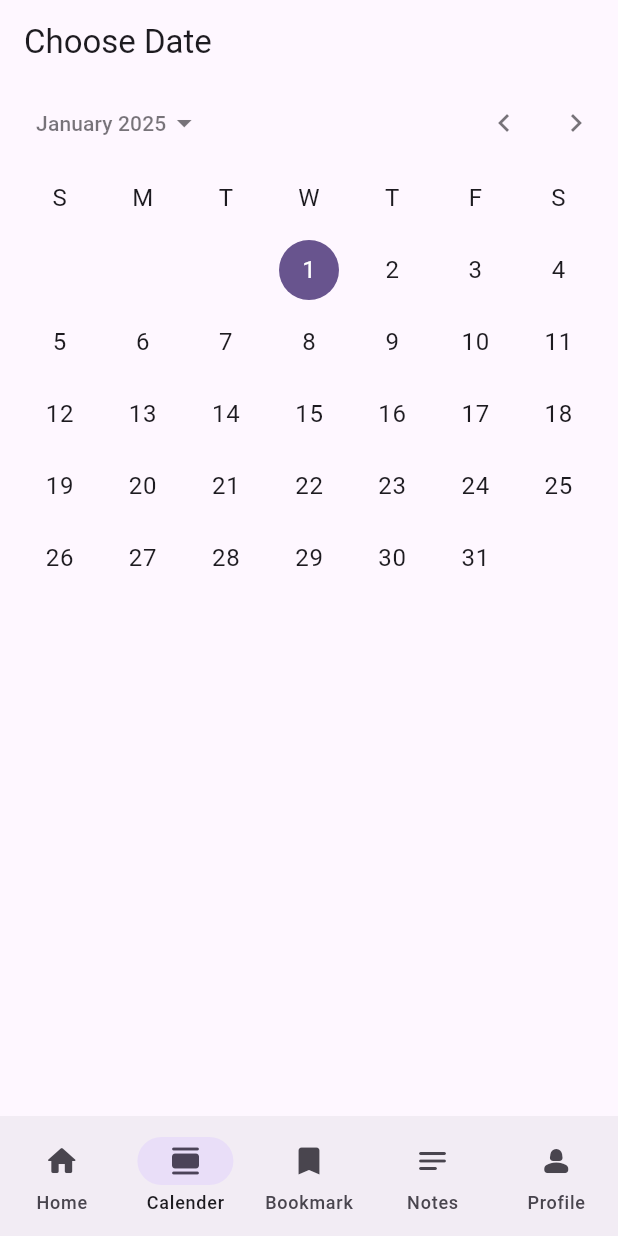
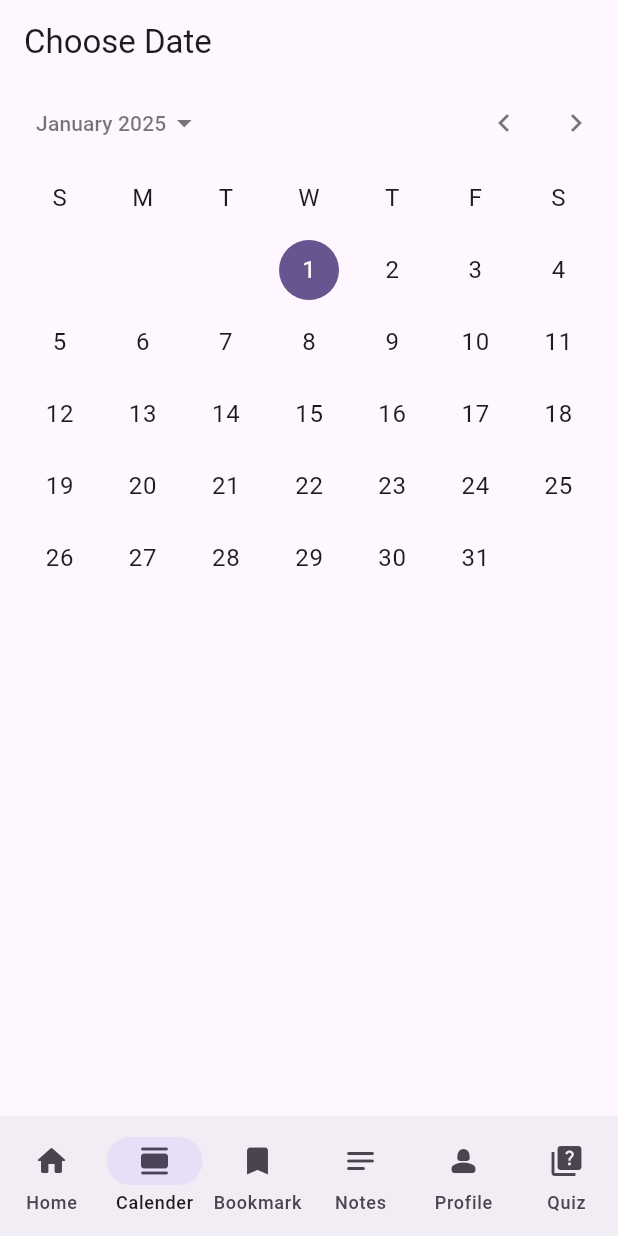
Before and after one commit to Parthan6/news, a Flutter app: the screen it shows after launch, item 2 of the bottom bar chosen, on a phone screen of 412 x 824 dp. Run offline on Flutter 3.47's test engine with Material 3 defaults, Android fonts, the light colour scheme and no system bars; our stand-ins replace carousel_slider, flutter_tts; network calls fail.

Commit message:
quiz added

````diff
--- /dev/null
+++ b/newsdemo/lib/Screens/Quiz_Screen/quiz.dart
@@ -0,0 +1,137 @@
+import 'package:flutter/material.dart';
+import 'dart:convert';
+import 'package:http/http.dart' as http;
+
+class NewsQuizApp extends StatefulWidget {
+  @override
+  _NewsQuizAppState createState() => _NewsQuizAppState();
+}
+
+class _NewsQuizAppState extends State<NewsQuizApp> {
+  List<Map<String, dynamic>> questions = [];
+  int currentQuestion = 0;
+  int score = 0;
+  bool isLoading = true;
+
+  @override
+  void initState() {
+    super.initState();
+    fetchQuestions();
+  }
+
+  Future<void> fetchQuestions() async {
+    const apiKey = "AIzaSyCHeYLQvve5TxznqMmEuEtH7btM1ib-L2I";
+    const url =
+        "https://generativelanguage.googleapis.com/v1beta/models/gemini-2.0-flash:generateContent?key=$apiKey";
+    final response = await http.post(
+      Uri.parse(url),
+      headers: {
+        'Content-Type': 'application/json',
+      },
+      body: jsonEncode({
+        "contents": [
+          {
+            "parts": [
+              {
+                "text":
+                    "Generate 10 multiple-choice questions based on today's latest news, including Indian news. Each question should have 4 options and the correct answer. Provide the output in JSON format."
+              }
+            ]
+          }
+        ]
+      }),
+    );
+
+    print(response.body);
+
+    if (response.statusCode == 200) {
+      final data = jsonDecode(response.body);
+      String rawJson = data["candidates"][0]["content"]["parts"][0]["text"];
+      rawJson = rawJson.replaceAll(RegExp(r'```json|```'), '').trim();
+      final content = jsonDecode(rawJson);
+
+      setState(() {
+        questions = List<Map<String, dynamic>>.from(content);
+        isLoading = false;
+      });
+    } else {
+      setState(() {
+        isLoading = false;
+      });
+    }
+  }
+
+  void checkAnswer(String selectedOption) {
+    if (selectedOption == questions[currentQuestion]['answer']) {
+      score++;
+    }
+    if (currentQuestion < questions.length - 1) {
+      setState(() {
+        currentQuestion++;
+      });
+    } else {
+      showResult();
+    }
+  }
+
+  void showResult() {
+    showDialog(
+      context: context,
+      builder: (context) => AlertDialog(
+        title: Text("Quiz Completed!"),
+        content: Text("Your Score: $score / ${questions.length}"),
+        actions: [
+          TextButton(
+            onPressed: () {
+              setState(() {
+                currentQuestion = 0;
+                score = 0;
+                isLoading = true;
+              });
+              fetchQuestions();
+              Navigator.pop(context);
+            },
+            child: Text("Play Again"),
+          )
+        ],
+      ),
+    );
+  }
+
+  @override
+  Widget build(BuildContext context) {
+    return MaterialApp(
+      home: Scaffold(
+        appBar: AppBar(title: Text("News Quiz")),
+        body: isLoading
+            ? Center(child: CircularProgressIndicator())
+            : questions.isEmpty
+                ? Center(child: Text("No questions available"))
+                : Padding(
+                    padding: EdgeInsets.all(16.0),
+                    child: Column(
+                      crossAxisAlignment: CrossAxisAlignment.start,
+                      children: [
+                        Text("Question ${currentQuestion + 1}:",
+                            style: TextStyle(
+                                fontSize: 20, fontWeight: FontWeight.bold)),
+                        SizedBox(height: 10),
+                        Text(questions[currentQuestion]['question'],
+                            style: TextStyle(fontSize: 18)),
+                        SizedBox(height: 20),
+                        ...questions[currentQuestion]['options']
+                            .map((option) => ElevatedButton(
+                                  onPressed: () => checkAnswer(option),
+                                  child: Text(option),
+                                )),
+                      ],
+                    ),
+                  ),
+      ),
+    );
+  }
+}
+
+
+
+//AIzaSyCHeYLQvve5TxznqMmEuEtH7btM1ib-L2I
--- a/newsdemo/lib/Services/indian_news.dart
+++ b/newsdemo/lib/Services/indian_news.dart
@@ -8,6 +8,7 @@ class IndianNews {
   //String content = '';
 
   Future<List<IndianNewsModel>> fetchIndian() async {
+    //final String url = 'https://news-content-backend.vercel.app/fetch_news';
     final String url = 'http://10.0.2.2:10000/fetch_news';
     try {
       final response = await http.get(Uri.parse(url));
--- a/newsdemo/lib/Services/summarize_content.dart
+++ b/newsdemo/lib/Services/summarize_content.dart
@@ -8,7 +8,9 @@ class Summarize {
 
   Future<String> fetchSummary(String url) async {
     final response = await http.post(
-      Uri.parse('http://10.0.2.2:10000/summarize'),
+      Uri.parse(
+          //'https://news-content-backend.vercel.app/summarize'),
+          'http://10.0.2.2:10000/summarize'),
       headers: {'Content-Type': 'application/json'},
       body: json.encode({'url': url}),
     );
--- a/newsdemo/lib/home.dart
+++ b/newsdemo/lib/home.dart
@@ -4,6 +4,7 @@ import 'package:newsdemo/Screens/Calender_Screen/calender.dart';
 import 'package:newsdemo/Screens/Home_Screen/Pages/home_screen.dart';
 import 'package:newsdemo/Screens/Notes_Screen/notes.dart';
 import 'package:newsdemo/Screens/Profile_Screen/profile.dart';
+import 'package:newsdemo/Screens/Quiz_Screen/quiz.dart';
 
 class MainScreen extends StatefulWidget {
   const MainScreen({super.key});
@@ -20,6 +21,7 @@ class _MainScreenState extends State<MainScreen> {
     BookMark(),
     Notes(),
     Profile(),
+    NewsQuizApp(),
   ];
   @override
   Widget build(BuildContext context) {
@@ -39,6 +41,7 @@ class _MainScreenState extends State<MainScreen> {
               icon: Icon(Icons.notes_rounded), label: 'Notes'),
           NavigationDestination(
               icon: Icon(Icons.person_2_rounded), label: 'Profile'),
+          NavigationDestination(icon: Icon(Icons.quiz), label: 'Quiz'),
         ],
         selectedIndex: currentPageIndex,
         onDestinationSelected: (int index) {
````
Also changed, not shown: 3 other files.
